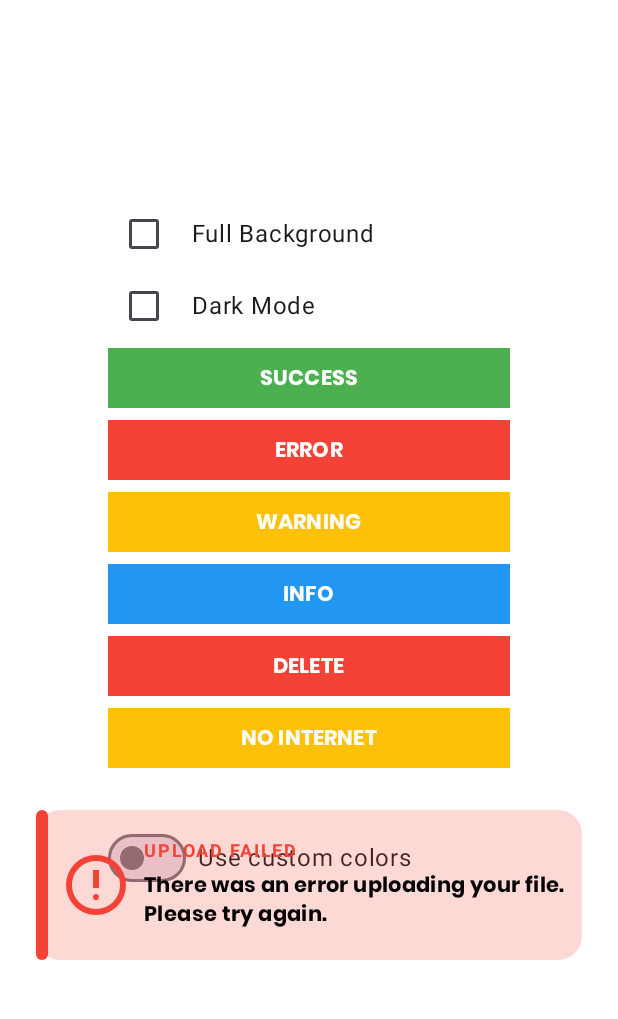
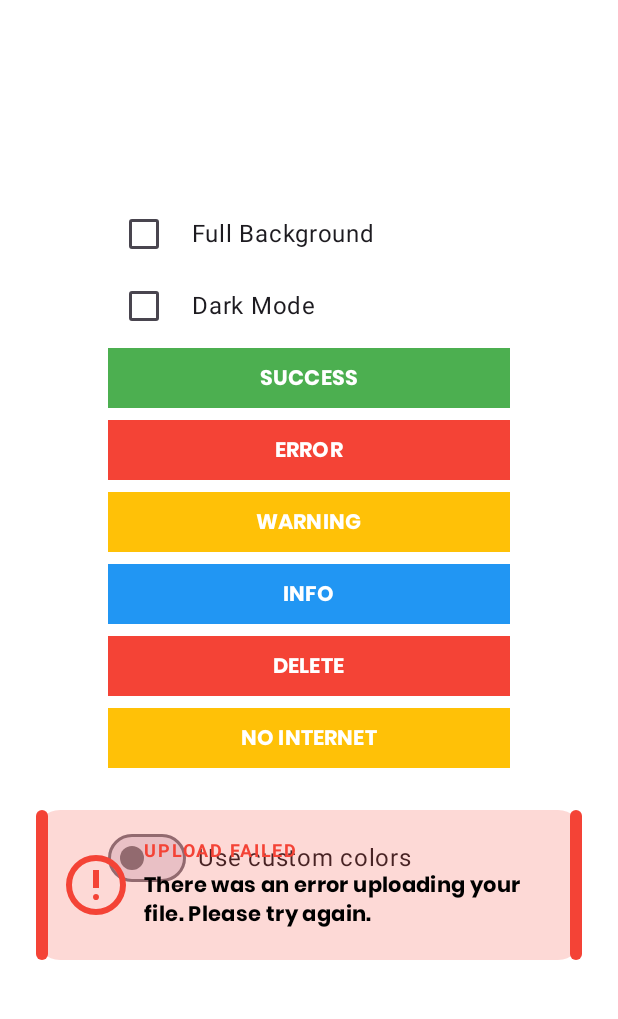
Before and after one commit to dononcharles/NiceToast, an Android app built with Jetpack Compose: the screen it shows after launch (MainActivity), after a tap on "ERROR", on a phone screen of 412 x 824 dp, the part 96-1115 px from its top. Run offline under Robolectric (Android 15) with nearby library versions, the phone set to English and light mode, and no system bars; 1 other tap on this screen came first.

Commit message:
feat: Add right vertical line and icon background

```diff
--- a/nicetoast/src/main/res/layout/nice_toast.xml
+++ b/nicetoast/src/main/res/layout/nice_toast.xml
@@ -14,6 +14,15 @@
         android:background="@drawable/round_bg"
         app:layout_constraintBottom_toBottomOf="parent"
         app:layout_constraintStart_toStartOf="parent"
+        app:layout_constraintTop_toTopOf="parent" />
+
+    <View
+        android:id="@+id/verticalLineVRight"
+        android:layout_width="@dimen/dimen_8dp"
+        android:layout_height="@dimen/dimen_100dp"
+        android:background="@drawable/round_bg"
+        app:layout_constraintBottom_toBottomOf="parent"
+        app:layout_constraintEnd_toEndOf="parent"
         app:layout_constraintTop_toTopOf="parent" />
 
     <ImageView
@@ -40,7 +49,7 @@
         android:textColor="@color/black"
         android:textStyle="bold"
         app:layout_constraintBottom_toTopOf="@id/toastDescTv"
-        app:layout_constraintEnd_toEndOf="parent"
+        app:layout_constraintEnd_toStartOf="@+id/verticalLineVRight"
         app:layout_constraintStart_toEndOf="@id/toastImg"
         app:layout_constraintTop_toTopOf="parent"
         app:layout_constraintVertical_chainStyle="packed" />
--- a/nicetoast/src/main/res/layout/nice_toast_bg.xml
+++ b/nicetoast/src/main/res/layout/nice_toast_bg.xml
@@ -16,6 +16,7 @@
         android:contentDescription="@string/app_name"
         android:src="@drawable/outline_info_24"
         android:padding="@dimen/dimen_8dp"
+        android:background="@drawable/round_bg"
         app:layout_constraintStart_toStartOf="parent"
         app:layout_constraintBottom_toBottomOf="parent"
         app:layout_constraintTop_toTopOf="parent" />
```
